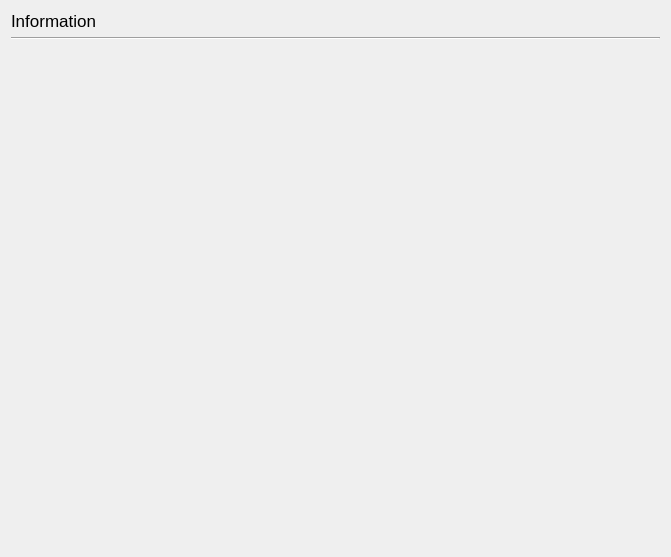
ITT-21SS-UR/assignment-04-ma, file Pointing_exp.ui: the form before one commit.
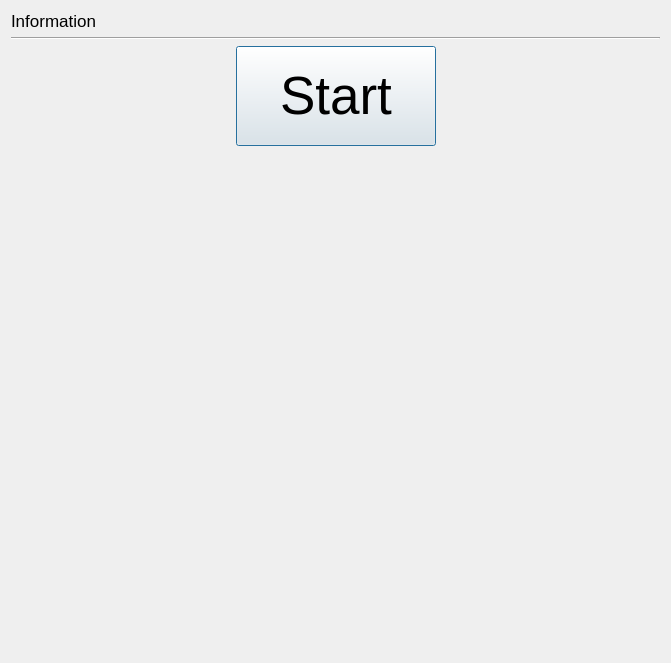
The form after the commit.

```diff
--- a/Pointing_exp.ui
+++ b/Pointing_exp.ui
@@ -41,6 +41,63 @@
        </property>
       </widget>
      </item>
+     <item>
+      <layout class="QHBoxLayout" name="horizontalLayout">
+       <property name="topMargin">
+        <number>0</number>
+       </property>
+       <item>
+        <spacer name="horizontalSpacer">
+         <property name="orientation">
+          <enum>Qt::Horizontal</enum>
+         </property>
+         <property name="sizeHint" stdset="0">
+          <size>
+           <width>40</width>
+           <height>20</height>
+          </size>
+         </property>
+        </spacer>
+       </item>
+       <item>
+        <widget class="QPushButton" name="start_Button">
+         <property name="minimumSize">
+          <size>
+           <width>200</width>
+           <height>100</height>
+          </size>
+         </property>
+         <property name="maximumSize">
+          <size>
+           <width>16777215</width>
+           <height>16777215</height>
+          </size>
+         </property>
+         <property name="font">
+          <font>
+           <pointsize>40</pointsize>
+          </font>
+         </property>
+         <property name="text">
+          <string>Start</string>
+         </property>
+        </widget>
+       </item>
+       <item>
+        <spacer name="horizontalSpacer_2">
+         <property name="orientation">
+          <enum>Qt::Horizontal</enum>
+         </property>
+         <property name="sizeHint" stdset="0">
+          <size>
+           <width>40</width>
+           <height>20</height>
+          </size>
+         </property>
+        </spacer>
+       </item>
+      </layout>
+     </item>
      <item>
       <widget class="QWidget" name="canvas" native="true">
        <property name="sizePolicy">
```
